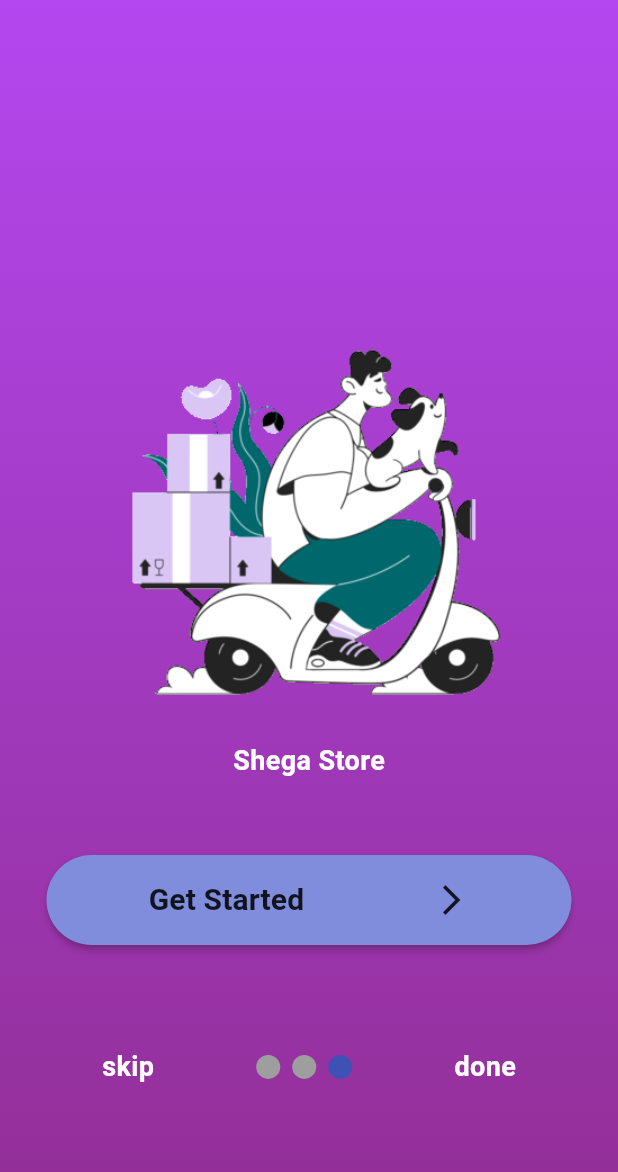
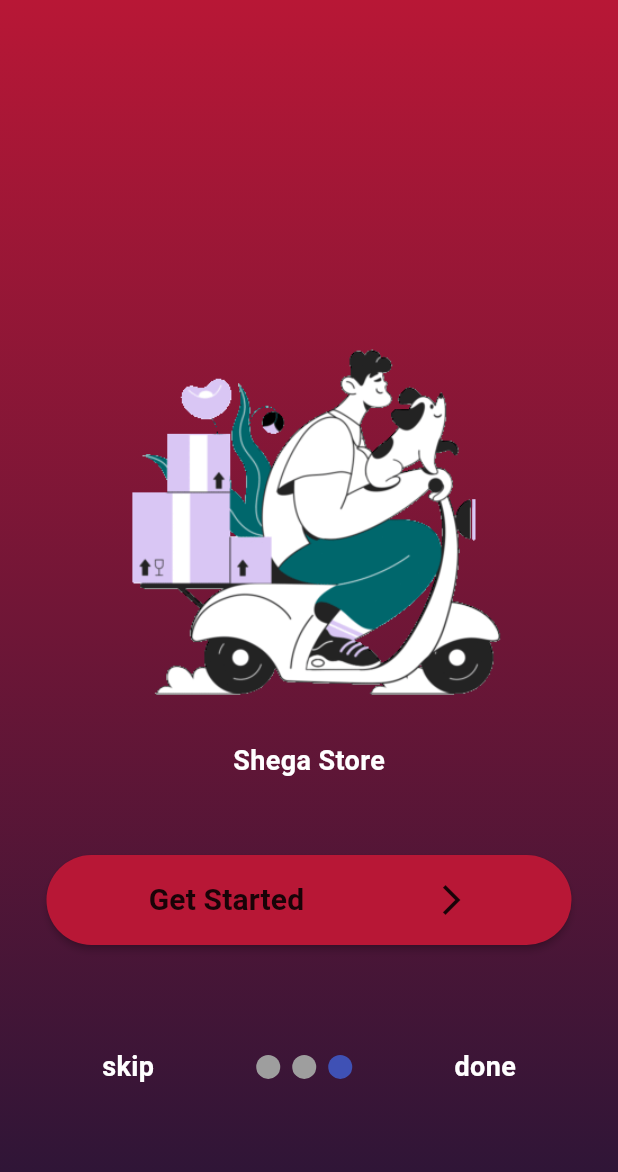
Before and after one commit to ETdan/Clothing-Store-App, a Flutter app: the screen it shows after launch, after a tap on "skip", on a phone screen of 412 x 824 dp. Shown: the top 1172 px of the screen. Run offline on Flutter 3.47's test engine with Material 3 defaults, Android fonts, the light colour scheme and no system bars; drawn by our look-alikes of smooth_page_indicator; our stand-ins replace carousel_slider, cloud_firestore, firebase_auth, firebase_core, firebase_storage, google_nav_bar and 6 more; missing offline and left inert: dart:ffi, firebase_app_check, flutter_paypal_payment; accounts and stored records are empty.

Commit message:
splash and onboarding color

```diff
--- a/app/lib/adminSide/adminScreen/products/addingProduct.dart
+++ b/app/lib/adminSide/adminScreen/products/addingProduct.dart
@@ -229,7 +229,9 @@
                               ],
                             ),
                             SizedBox(height: 20),
+
                             // Upload New Product Button
+
                             Padding(
                               padding: const EdgeInsets.only(left: 30, right: 30),
 
--- a/app/lib/screens/splash and onboarding/intro_pages.dart/page_1.dart
+++ b/app/lib/screens/splash and onboarding/intro_pages.dart/page_1.dart
@@ -13,8 +13,8 @@
             begin: Alignment.topRight,
             end: Alignment.bottomRight,
             colors: [
-              Color.fromARGB(255, 180, 71, 239),
-              Color.fromARGB(255, 146, 46, 148),
+               Color(0xffB81736),
+                Color(0xff281537),
             ],
           ),
         ),
--- a/app/lib/screens/splash and onboarding/intro_pages.dart/page_2.dart
+++ b/app/lib/screens/splash and onboarding/intro_pages.dart/page_2.dart
@@ -13,8 +13,8 @@
             begin: Alignment.topRight,
             end: Alignment.bottomRight,
             colors: [
-              Color.fromARGB(255, 180, 71, 239),
-              Color.fromARGB(255, 146, 46, 148),
+               Color(0xffB81736),
+                Color(0xff281537),
             ],
           ),
         ),
--- a/app/lib/screens/splash and onboarding/intro_pages.dart/page_3.dart
+++ b/app/lib/screens/splash and onboarding/intro_pages.dart/page_3.dart
@@ -14,8 +14,8 @@
             begin: Alignment.topRight,
             end: Alignment.bottomRight,
             colors: [
-              Color.fromARGB(255, 180, 71, 239),
-              Color.fromARGB(255, 146, 46, 148),
+              Color(0xffB81736),
+                Color(0xff281537),
             ],
           ),
         ),
@@ -42,7 +42,8 @@
                 MaterialButton(
             height: 60,
             minWidth: 350,
-            color: Color.fromARGB(255, 128, 140, 220),
+            color:  Color(0xffB81736),
+
             shape: RoundedRectangleBorder(
               borderRadius: BorderRadius.circular(30),
             ),
--- a/app/lib/screens/splash and onboarding/splash_screen.dart
+++ b/app/lib/screens/splash and onboarding/splash_screen.dart
@@ -42,8 +42,8 @@
             begin: Alignment.topRight,
             end: Alignment.bottomRight,
             colors: [
-              Color(0xFFFF800B),
-              Color(0xFFCE1010),
+          Color(0xffB81736),
+                Color(0xff281537),
             ],
           ),
         ),
```
Also changed, not shown: 1 other file.
